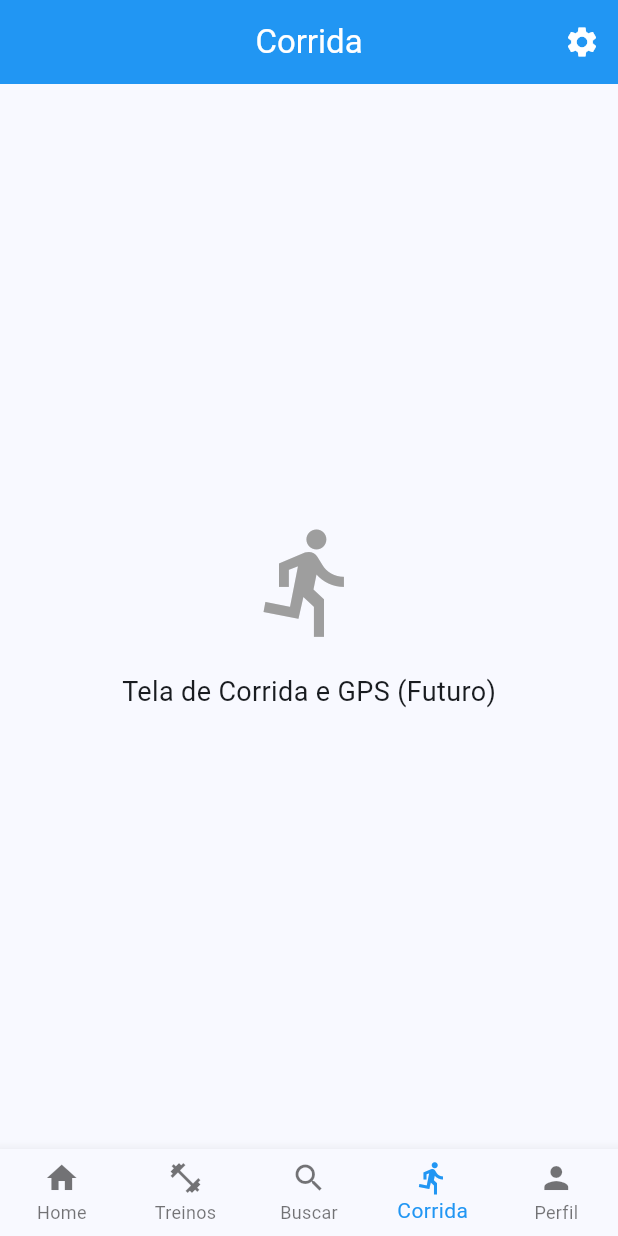
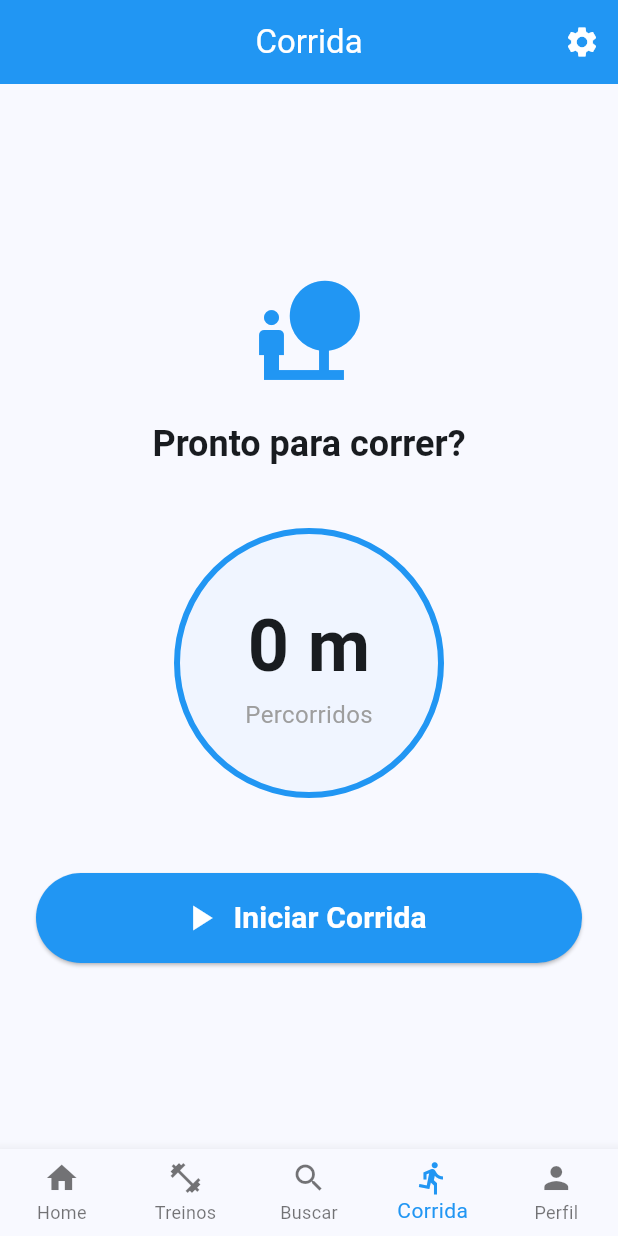
Before and after one commit to Julia-Evelyn/AcadeMApp, a Flutter app: the screen it shows after launch, item 4 of the bottom bar chosen, on a phone screen of 412 x 824 dp. Run offline on Flutter 3.47's test engine with Material 3 defaults, Android fonts, the phone set to English and light mode, and no system bars; our stand-ins replace audioplayers, cloud_firestore, firebase_core, geolocator, image_picker, permission_handler and 2 more; accounts and stored records are empty; network calls fail.

Commit message:
feat: Programação inicial do GPS da tela de corridas

```diff
--- a/lib/core/services/preferences/app_preferences_service.dart
+++ b/lib/core/services/preferences/app_preferences_service.dart
@@ -6,7 +6,7 @@ import 'key_value_store.dart';
 class AppPreferencesService {
   AppPreferencesService(this._store);
 
-  static const int defaultAlertMinutes = 45;
+  static const int defaultAlertMinutes = 30;
   static const int defaultAccentColorValue = 0xFF2196F3;
 
   static const String _themeModeKey = 'theme_mode';
--- a/lib/features/corrida/view/corrida_view.dart
+++ b/lib/features/corrida/view/corrida_view.dart
@@ -1,18 +1,151 @@
+import 'dart:async';
 import 'package:flutter/material.dart';
+import 'package:geolocator/geolocator.dart';
+import 'package:permission_handler/permission_handler.dart';
 
-class CorridaView extends StatelessWidget {
+class CorridaView extends StatefulWidget {
   const CorridaView({super.key});
 
   @override
+  State<CorridaView> createState() => _CorridaViewState();
+}
+
+class _CorridaViewState extends State<CorridaView> {
+  bool _estaCorrendo = false;
+  double _distanciaTotalMetros = 0.0;
+  Position? _posicaoAnterior;
+  StreamSubscription<Position>? _positionStream;
+
+  @override
+  void dispose() {
+    // Cancela o rastreio quando o usuário sair da tela (temporário)
+    _positionStream?.cancel();
+    super.dispose();
+  }
+
+  Future<void> _iniciarCorrida() async {
+    var statusPermissao = await Permission.location.request();
+
+    if (statusPermissao.isGranted) {
+      // Pega o ponto inicial antes de começar a contagem
+      _posicaoAnterior = await Geolocator.getCurrentPosition(
+        desiredAccuracy: LocationAccuracy.high,
+      );
+
+      setState(() {
+        _estaCorrendo = true;
+        _distanciaTotalMetros = 0.0; // Zera o contador
+      });
+
+      // GPS atualiza só quando se move a mais de 2 metros (pra n bugar a distância)
+      const LocationSettings configuracaoGPS = LocationSettings(
+        accuracy: LocationAccuracy.high,
+        distanceFilter: 2,
+      );
+
+      _positionStream = Geolocator.getPositionStream(locationSettings: configuracaoGPS)
+          .listen((Position novaPosicao) {
+
+        if (_posicaoAnterior != null) {
+          // Calcula a distância do último ponto até o atual
+          double distanciaPercorrida = Geolocator.distanceBetween(
+            _posicaoAnterior!.latitude,
+            _posicaoAnterior!.longitude,
+            novaPosicao.latitude,
+            novaPosicao.longitude,
+          );
+
+          setState(() {
+            _distanciaTotalMetros += distanciaPercorrida;
+            _posicaoAnterior = novaPosicao;
+          });
+        }
+      });
+    } else {
+      if (statusPermissao.isPermanentlyDenied) {
+        openAppSettings();
+      }
+    }
+  }
+
+  void _pararCorrida() {
+    _positionStream?.cancel();
+    setState(() => _estaCorrendo = false);
+  }
+
+  // Mostra metros até 999m e depois é formatado em km
+  String get _distanciaFormatada {
+    if (_distanciaTotalMetros < 1000) {
+      return '${_distanciaTotalMetros.toStringAsFixed(0)} m';
+    } else {
+      return '${(_distanciaTotalMetros / 1000).toStringAsFixed(2)} km';
+    }
+  }
+
+  @override
   Widget build(BuildContext context) {
-    return const Center(
-      child: Column(
-        mainAxisAlignment: MainAxisAlignment.center,
-        children: [
-          Icon(Icons.directions_run, size: 80, color: Colors.grey),
-          SizedBox(height: 20),
-          Text('Tela de Corrida e GPS (Futuro)', style: TextStyle(fontSize: 18)),
-        ],
+    return Scaffold(
+      body: Center(
+        child: Padding(
+          padding: const EdgeInsets.all(24.0),
+          child: Column(
+            mainAxisAlignment: MainAxisAlignment.center,
+            children: [
+              Icon(
+                _estaCorrendo ? Icons.directions_run : Icons.nature_people,
+                size: 80,
+                color: _estaCorrendo ? Colors.teal : Theme.of(context).primaryColor
+              ),
+              const SizedBox(height: 20),
+              Text(
+                _estaCorrendo ? 'Rastreando...' : 'Pronto para correr?',
+                style: Theme.of(context).textTheme.headlineSmall?.copyWith(fontWeight: FontWeight.bold),
+              ),
+              const SizedBox(height: 40),
+
+              // Mostrador de distância
+              Container(
+                width: double.infinity,
+                padding: const EdgeInsets.symmetric(vertical: 40),
+                decoration: BoxDecoration(
+                  color: Theme.of(context).colorScheme.primaryContainer.withValues(alpha: 0.2),
+                  shape: BoxShape.circle,
+                  border: Border.all(color: Theme.of(context).primaryColor, width: 4),
+                ),
+                child: Column(
+                  children: [
+                    Text(
+                      _distanciaFormatada,
+                      style: const TextStyle(fontSize: 48, fontWeight: FontWeight.bold),
+                    ),
+                    const Text('Percorridos', style: TextStyle(fontSize: 16, color: Colors.grey)),
+                  ],
+                ),
+              ),
+
+              const SizedBox(height: 50),
+
+              // Botão de Start / Stop
+              SizedBox(
+                width: double.infinity,
+                height: 60,
+                child: ElevatedButton.icon(
+                  onPressed: _estaCorrendo ? _pararCorrida : _iniciarCorrida,
+                  icon: Icon(_estaCorrendo ? Icons.stop : Icons.play_arrow, size: 28),
+                  label: Text(
+                    _estaCorrendo ? 'Parar Corrida' : 'Iniciar Corrida',
+                    style: const TextStyle(fontSize: 20, fontWeight: FontWeight.bold)
+                  ),
+                  style: ElevatedButton.styleFrom(
+                    backgroundColor: _estaCorrendo ? Colors.redAccent : Theme.of(context).primaryColor,
+                    foregroundColor: Colors.white,
+                    shape: RoundedRectangleBorder(borderRadius: BorderRadius.circular(30)),
+                  ),
+                ),
+              ),
+            ],
+          ),
+        ),
       ),
     );
   }
--- a/lib/features/treinos/view/treino_ativo_view.dart
+++ b/lib/features/treinos/view/treino_ativo_view.dart
@@ -12,7 +12,7 @@ class TreinoAtivoView extends StatefulWidget {
 }
 
 class _TreinoAtivoViewState extends State<TreinoAtivoView> {
-  final int _tempoExercicio = 45;
+  final int _tempoExercicio = 30;
   final int _tempoDescanso = 15;
   final int _totalSeries = 3;
 
--- a/pubspec.yaml
+++ b/pubspec.yaml
@@ -12,10 +12,13 @@ dependencies:
   firebase_core: ^4.9.0
   flutter:
     sdk: flutter
+  geolocator: ^14.0.2
   http: ^1.6.0
   image_picker: ^1.2.2
   path: ^1.9.1
+  permission_handler: ^12.0.3
   provider: ^6.1.5+1
+  sensors_plus: ^7.0.0
   shared_preferences: ^2.5.5
   sqflite: ^2.4.2+1
 
```
Also changed, not shown: lib/main.dart (line endings or trailing spaces), pubspec.lock, 4 other files.
